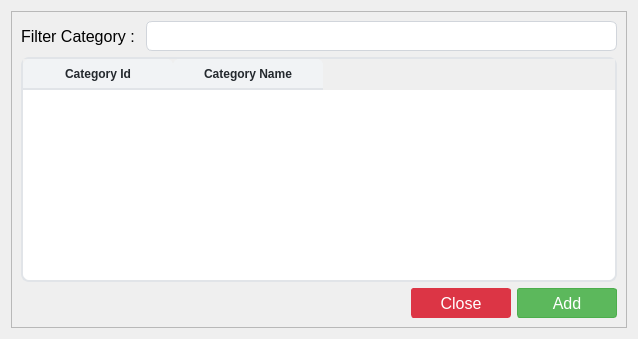
Qt form ui/categories_dialog.ui (michael-halim/pos) before a commit.
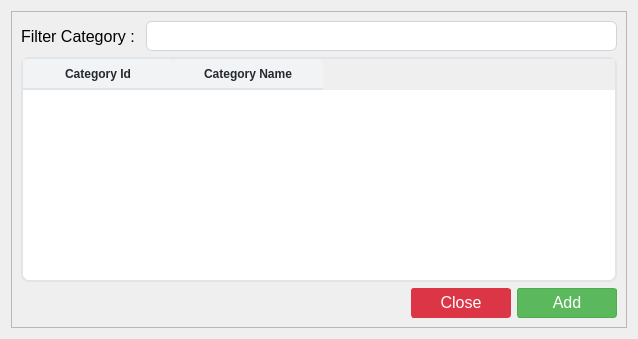
The same form after that commit. Icons and pictures are not drawn.

Commit message: Patch#37: Added Logs - Added Logs for Products - Added Logs for Suppliers - Added Logs for Categories - Added Logs for Transactions - Added Logs for Users - Added or Update Icon Size

```diff
--- a/ui/categories_dialog.ui
+++ b/ui/categories_dialog.ui
@@ -42,6 +42,7 @@
     border-radius: 3px;
     margin: 0.25rem;
 	opacity: 0.55;
+	padding-bottom: 2px;
 
 }</string>
   </property>
@@ -280,8 +281,8 @@
               </property>
               <property name="iconSize">
                <size>
-                <width>14</width>
-                <height>14</height>
+                <width>12</width>
+                <height>12</height>
                </size>
               </property>
              </widget>
@@ -325,8 +326,8 @@
               </property>
               <property name="iconSize">
                <size>
-                <width>18</width>
-                <height>18</height>
+                <width>14</width>
+                <height>14</height>
                </size>
               </property>
              </widget>
```
The commit also changes 32 other files.
